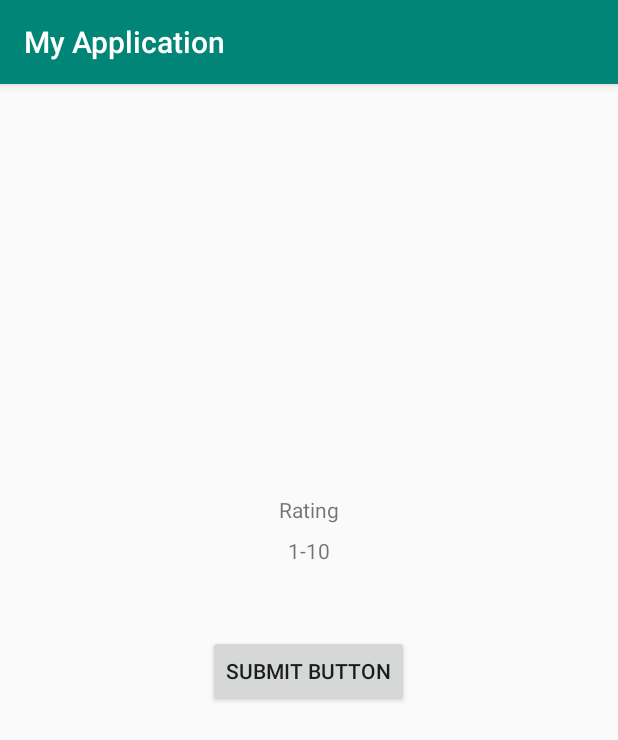
After one commit to jaggrh95/DIGITAL-ECONOMY, an Android app: the RatingActivity screen opened directly, with no data from a screen before it, on a phone screen of 412 x 824 dp. The commit adds this screen. Shown: the top 740 px of the screen. Run offline under Robolectric (Android 15) with nearby library versions, the phone set to English and light mode, and no system bars.

Commit message:
Rating screen + onClick added

```diff
--- a/app/build.gradle
+++ b/app/build.gradle
@@ -22,6 +22,7 @@ dependencies {
     implementation fileTree(dir: 'libs', include: ['*.jar'])
     implementation 'com.android.support:appcompat-v7:28.0.0'
     implementation 'com.android.support.constraint:constraint-layout:1.1.3'
+    implementation 'com.android.support:design:28.0.0'
     testImplementation 'junit:junit:4.12'
     androidTestImplementation 'com.android.support.test:runner:1.0.2'
     androidTestImplementation 'com.android.support.test.espresso:espresso-core:3.0.2'
--- a/app/src/main/AndroidManifest.xml
+++ b/app/src/main/AndroidManifest.xml
@@ -1,6 +1,6 @@
 <?xml version="1.0" encoding="utf-8"?>
 <manifest xmlns:android="http://schemas.android.com/apk/res/android"
-    package="com.example.myapplication" >
+    package="com.example.myapplication">
 
     <application
         android:allowBackup="true"
@@ -8,8 +8,9 @@
         android:label="@string/app_name"
         android:roundIcon="@mipmap/ic_launcher_round"
         android:supportsRtl="true"
-        android:theme="@style/AppTheme" >
-        <activity android:name=".MainActivity" >
+        android:theme="@style/AppTheme">
+        <activity android:name=".RatingActivity"></activity>
+        <activity android:name=".MainActivity">
             <intent-filter>
                 <action android:name="android.intent.action.MAIN" />
 
--- /dev/null
+++ b/app/src/main/java/com/example/myapplication/RatingActivity.java
@@ -0,0 +1,27 @@
+package com.example.myapplication;
+
+import android.content.DialogInterface;
+import android.support.v7.app.AppCompatActivity;
+import android.os.Bundle;
+import android.view.View;
+import android.widget.Button;
+import android.widget.TextView;
+
+public class RatingActivity extends AppCompatActivity {
+
+    @Override
+    protected void onCreate(Bundle savedInstanceState) {
+        super.onCreate(savedInstanceState);
+        setContentView(R.layout.activity_rating);
+
+        Button btnSubmit = (Button)findViewById(R.id.btnSubmit);
+        final TextView txtRating = (TextView)findViewById(R.id.txtRating);
+
+        btnSubmit.setOnClickListener(new View.OnClickListener() {
+            @Override
+            public void onClick(View v) {
+                int rating = Integer.parseInt(txtRating.getText().toString());
+            }
+        });
+    }
+}
--- /dev/null
+++ b/app/src/main/res/layout/activity_rating.xml
@@ -0,0 +1,59 @@
+<?xml version="1.0" encoding="utf-8"?>
+<android.support.constraint.ConstraintLayout xmlns:android="http://schemas.android.com/apk/res/android"
+    xmlns:app="http://schemas.android.com/apk/res-auto"
+    xmlns:tools="http://schemas.android.com/tools"
+    android:layout_width="match_parent"
+    android:layout_height="match_parent"
+    tools:context=".RatingActivity">
+
+    <Button
+        android:id="@+id/btnSubmit"
+        android:layout_width="wrap_content"
+        android:layout_height="wrap_content"
+        android:layout_marginStart="8dp"
+        android:layout_marginLeft="8dp"
+        android:layout_marginTop="8dp"
+        android:layout_marginEnd="8dp"
+        android:layout_marginRight="8dp"
+        android:layout_marginBottom="8dp"
+        android:text="Submit button"
+        app:layout_constraintBottom_toBottomOf="parent"
+        app:layout_constraintEnd_toEndOf="parent"
+        app:layout_constraintHorizontal_bias="0.498"
+        app:layout_constraintStart_toStartOf="parent"
+        app:layout_constraintTop_toBottomOf="@+id/textRatingTitle"
+        app:layout_constraintVertical_bias="0.16" />
+
+    <TextView
+        android:id="@+id/textRatingTitle"
+        android:layout_width="wrap_content"
+        android:layout_height="wrap_content"
+        android:layout_marginStart="8dp"
+        android:layout_marginLeft="8dp"
+        android:layout_marginTop="8dp"
+        android:layout_marginEnd="8dp"
+        android:layout_marginRight="8dp"
+        android:layout_marginBottom="8dp"
+        android:text="Rating"
+        app:layout_constraintBottom_toBottomOf="parent"
+        app:layout_constraintEnd_toEndOf="parent"
+        app:layout_constraintStart_toStartOf="parent"
+        app:layout_constraintTop_toTopOf="parent"
+        app:layout_constraintVertical_bias="0.363" />
+
+    <TextView
+        android:id="@+id/txtRating"
+        android:layout_width="wrap_content"
+        android:layout_height="wrap_content"
+        android:layout_marginStart="8dp"
+        android:layout_marginLeft="8dp"
+        android:layout_marginEnd="8dp"
+        android:layout_marginRight="8dp"
+        android:layout_marginBottom="8dp"
+        android:text="1-10"
+        app:layout_constraintBottom_toTopOf="@+id/btnSubmit"
+        app:layout_constraintEnd_toEndOf="parent"
+        app:layout_constraintStart_toStartOf="parent"
+        app:layout_constraintTop_toBottomOf="@+id/textRatingTitle"
+        app:layout_constraintVertical_bias="0.169" />
+</android.support.constraint.ConstraintLayout>
--- /dev/null
+++ b/app/src/main/res/values/dimens.xml
@@ -0,0 +1,3 @@
+<resources>
+    <dimen name="fab_margin">16dp</dimen>
+</resources>
--- a/app/src/main/res/values/strings.xml
+++ b/app/src/main/res/values/strings.xml
@@ -1,3 +1,4 @@
 <resources>
     <string name="app_name">My Application</string>
+    <string name="title_activity_rating">RatingActivity</string>
 </resources>
--- a/app/src/main/res/values/styles.xml
+++ b/app/src/main/res/values/styles.xml
@@ -8,4 +8,13 @@
         <item name="colorAccent">@color/colorAccent</item>
     </style>
 
+    <style name="AppTheme.NoActionBar">
+        <item name="windowActionBar">false</item>
+        <item name="windowNoTitle">true</item>
+    </style>
+
+    <style name="AppTheme.AppBarOverlay" parent="ThemeOverlay.AppCompat.Dark.ActionBar" />
+
+    <style name="AppTheme.PopupOverlay" parent="ThemeOverlay.AppCompat.Light" />
+
 </resources>
--- a/build.gradle
+++ b/build.gradle
@@ -7,7 +7,7 @@ buildscript {
 
     }
     dependencies {
-        classpath 'com.android.tools.build:gradle:3.3.1'
+        classpath 'com.android.tools.build:gradle:3.4.0'
 
         // NOTE: Do not place your application dependencies here; they belong
         // in the individual module build.gradle files
```
Also changed, not shown: gradle/wrapper/gradle-wrapper.properties.
